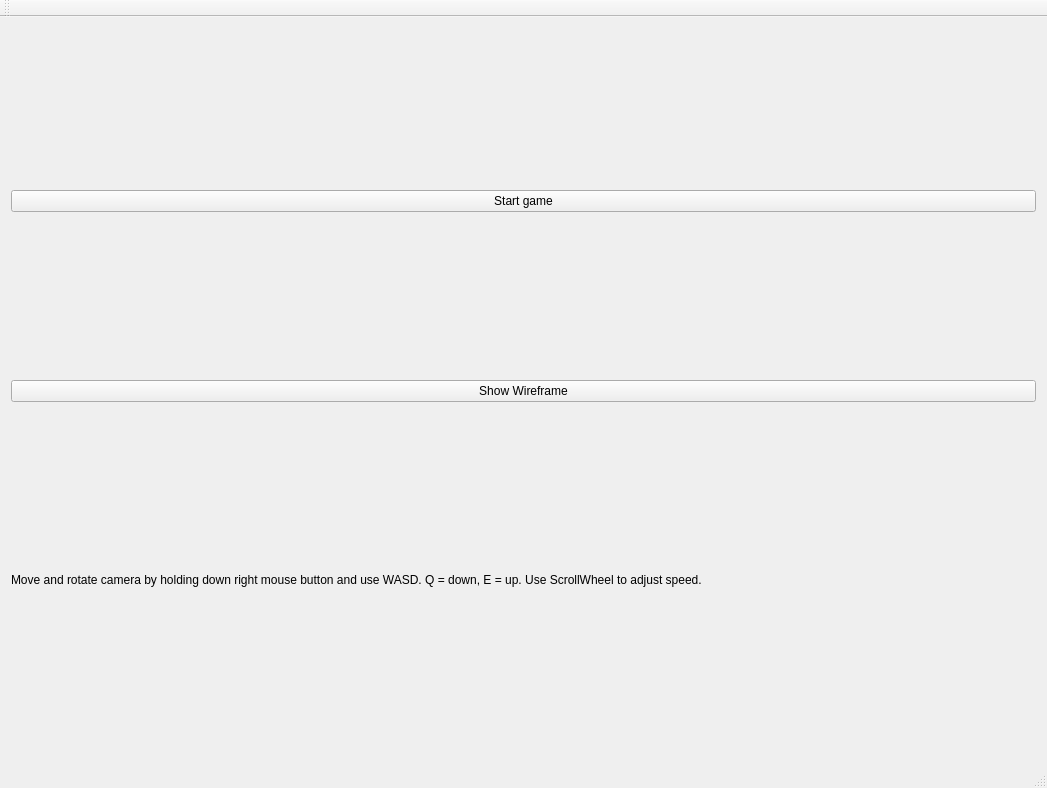
First picture: the form in mainwindow.ui, repository FredrikEik/Game_Engine_Architecture, before the edit.
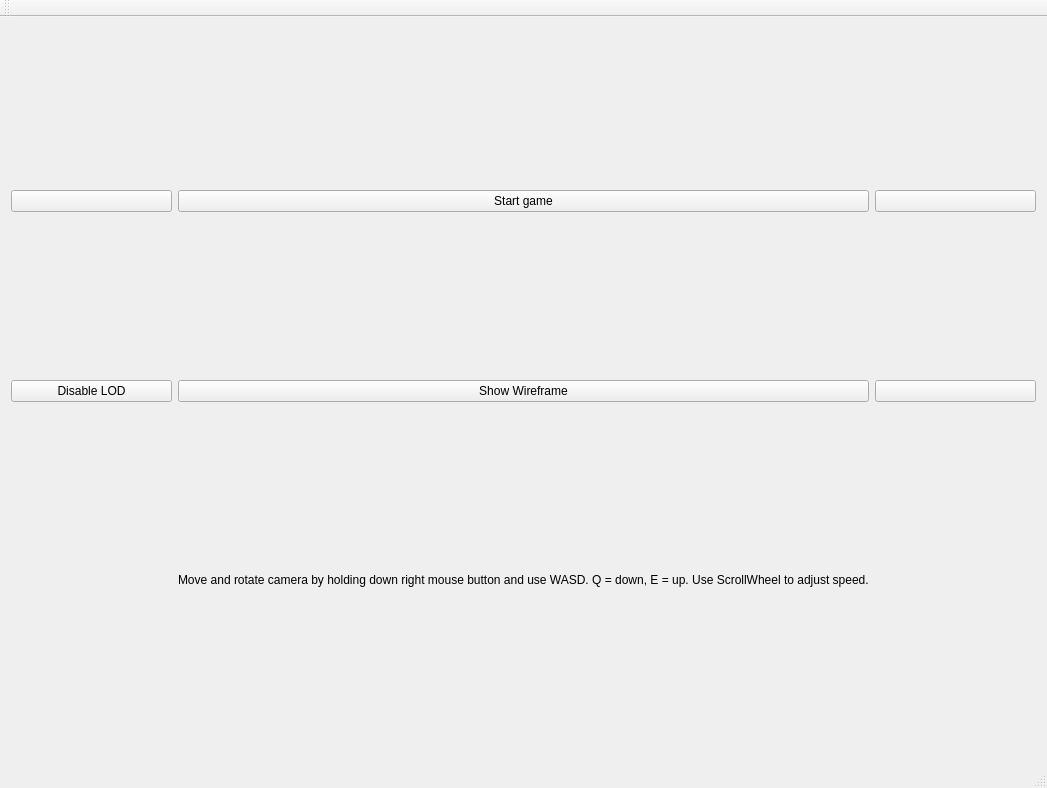
Second picture: the form after the edit.

Commit message: fixes to LOD and collisions. + added some buttons

Patch:
```diff
--- a/mainwindow.ui
+++ b/mainwindow.ui
@@ -15,7 +15,7 @@
   </property>
   <widget class="QWidget" name="centralWidget">
    <layout class="QGridLayout" name="gridLayout">
-    <item row="2" column="0">
+    <item row="2" column="1">
      <widget class="QLabel" name="label">
       <property name="sizePolicy">
        <sizepolicy hsizetype="Preferred" vsizetype="Minimum">
@@ -34,7 +34,20 @@
       </property>
      </widget>
     </item>
-    <item row="0" column="0">
+    <item row="1" column="1">
+     <widget class="QPushButton" name="pushButton">
+      <property name="styleSheet">
+       <string notr="true"/>
+      </property>
+      <property name="text">
+       <string>Show Wireframe</string>
+      </property>
+      <property name="checkable">
+       <bool>true</bool>
+      </property>
+     </widget>
+    </item>
+    <item row="0" column="1">
      <widget class="QPushButton" name="startGameButton">
       <property name="text">
        <string>Start game</string>
@@ -57,12 +70,39 @@
      <layout class="QVBoxLayout" name="OpenGLLayout"/>
     </item>
     <item row="1" column="0">
-     <widget class="QPushButton" name="pushButton">
-      <property name="styleSheet">
-       <string notr="true"/>
+     <widget class="QPushButton" name="LODButton">
+      <property name="text">
+       <string>Disable LOD</string>
       </property>
+      <property name="checkable">
+       <bool>true</bool>
+      </property>
+     </widget>
+    </item>
+    <item row="0" column="0">
+     <widget class="QPushButton" name="pushButton_2">
       <property name="text">
-       <string>Show Wireframe</string>
+       <string/>
+      </property>
+      <property name="checkable">
+       <bool>true</bool>
+      </property>
+     </widget>
+    </item>
+    <item row="1" column="2">
+     <widget class="QPushButton" name="pushButton_3">
+      <property name="text">
+       <string/>
+      </property>
+      <property name="checkable">
+       <bool>true</bool>
+      </property>
+     </widget>
+    </item>
+    <item row="0" column="2">
+     <widget class="QPushButton" name="pushButton_4">
+      <property name="text">
+       <string/>
       </property>
       <property name="checkable">
        <bool>true</bool>
```
Left out of the diff: 2 changed lines with no effect on the pictures. The commit also changes 8 other files.
